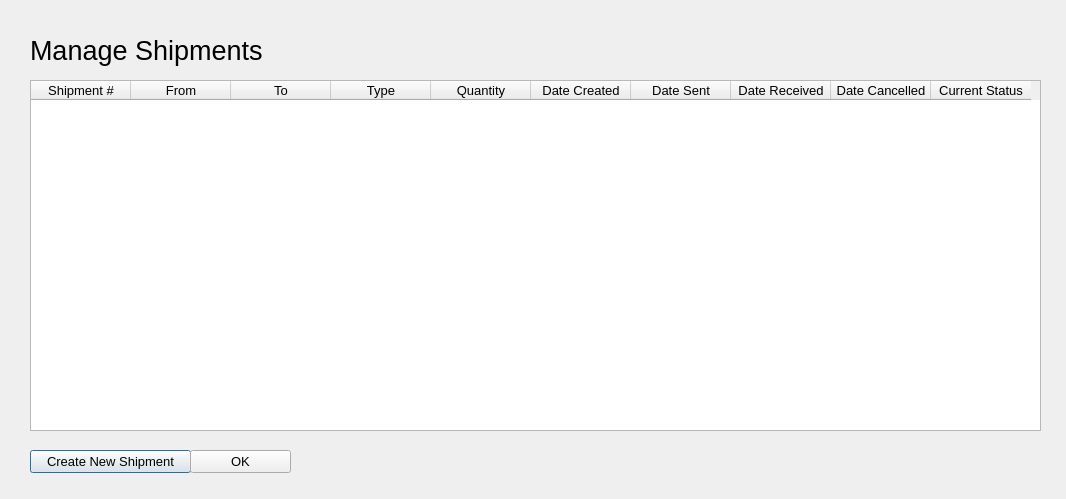
Before: the Qt Designer form OmegaSquaddApplication/managetheshipmentswindow.ui in paulina7m/COMP3004OmegaSquad, drawn with Qt 5.
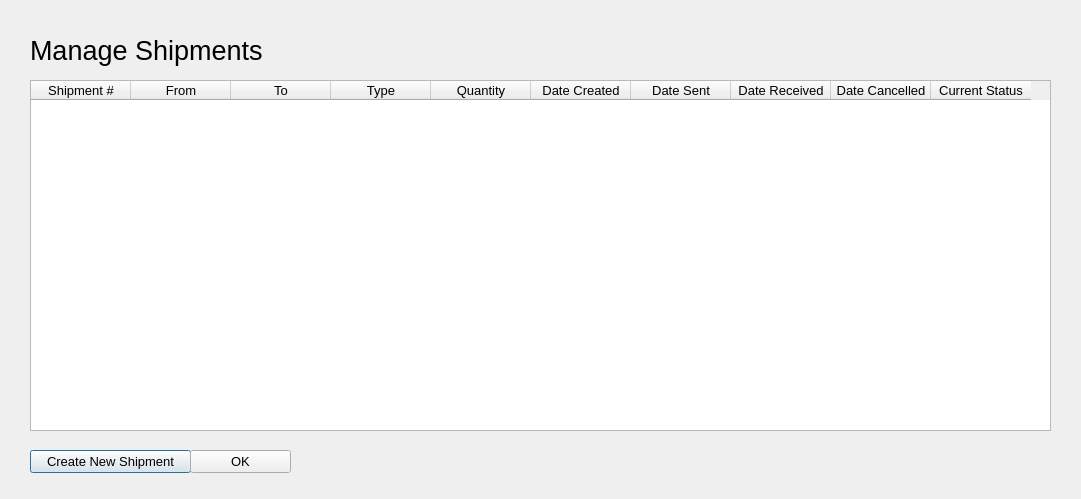
After: the same form once the commit is applied.

```diff
--- a/OmegaSquaddApplication/managetheshipmentswindow.ui
+++ b/OmegaSquaddApplication/managetheshipmentswindow.ui
@@ -6,7 +6,7 @@
    <rect>
     <x>0</x>
     <y>0</y>
-    <width>1066</width>
+    <width>1081</width>
     <height>499</height>
    </rect>
   </property>
@@ -41,7 +41,7 @@
     <rect>
      <x>30</x>
      <y>80</y>
-     <width>1011</width>
+     <width>1021</width>
      <height>351</height>
     </rect>
    </property>
```
